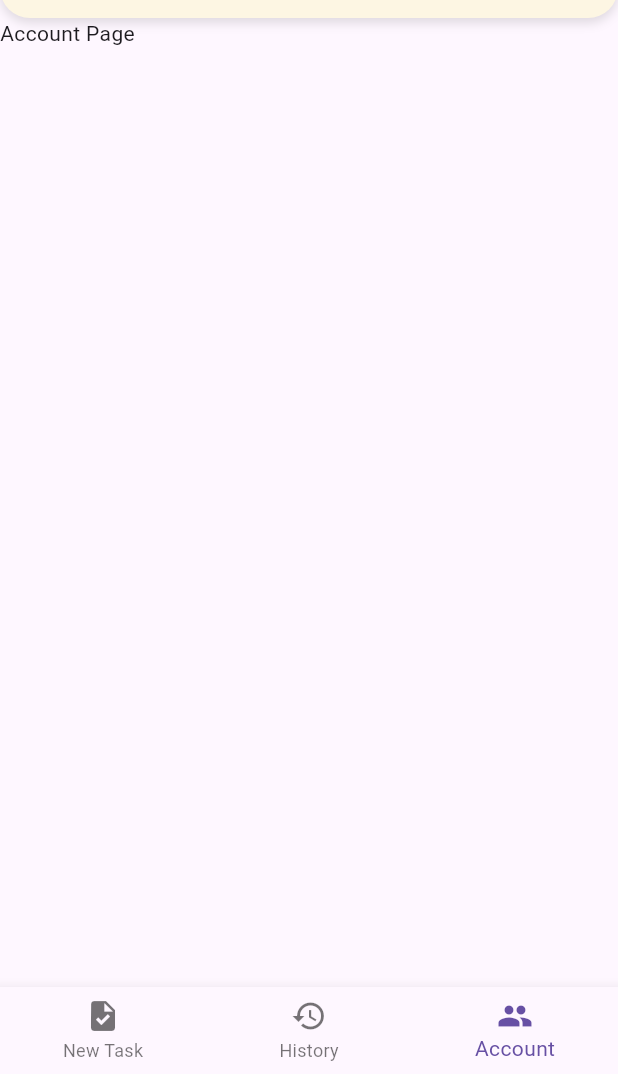
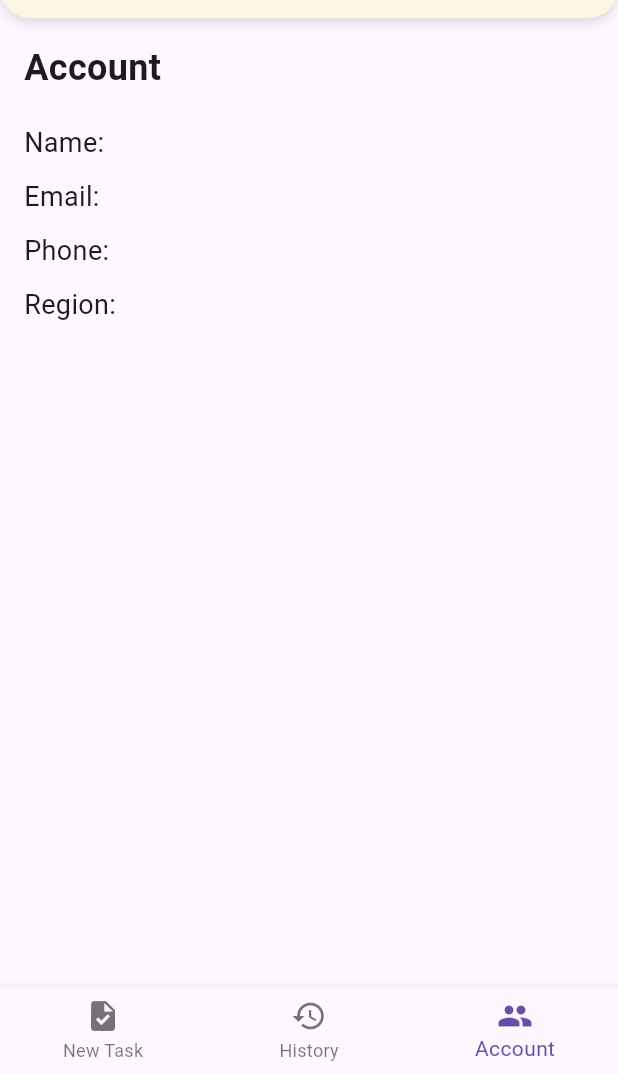
Before and after one commit to gavindloka/Annora, a Flutter app: the MainPage screen opened directly with empty values, item 3 of the bottom bar chosen, on a phone screen of 412 x 824 dp, the part 162-1236 px from its top. Run offline on Flutter 3.47's test engine with Material 3 defaults, Android fonts, the phone set to English and light mode, and no system bars; our stand-ins replace flutter_dotenv.

Commit message:
feat: account page

```diff
--- a/lib/views/account_page.dart
+++ b/lib/views/account_page.dart
@@ -1,7 +1,17 @@
 import 'package:flutter/material.dart';
 
 class AccountPage extends StatefulWidget {
-  const AccountPage({super.key});
+  final String username;
+  final String email;
+  final String phone;
+  final String regional;
+  const AccountPage({
+    super.key,
+    required this.username,
+    required this.email,
+    required this.phone,
+    required this.regional,
+  });
 
   @override
   State<AccountPage> createState() => _AccountPageState();
@@ -11,7 +21,26 @@ class _AccountPageState extends State<AccountPage> {
   @override
   Widget build(BuildContext context) {
     return Scaffold(
-      body: Text("Account Page"),
+      body: Padding(
+        padding: const EdgeInsets.all(16.0),
+        child: Column(
+          crossAxisAlignment: CrossAxisAlignment.start,
+          children: [
+            Text(
+              'Account',
+              style: TextStyle(fontSize: 24, fontWeight: FontWeight.bold),
+            ),
+            SizedBox(height: 20),
+            Text("Name: ${widget.username}", style: TextStyle(fontSize: 18)),
+            SizedBox(height: 10),
+            Text("Email: ${widget.email}", style: TextStyle(fontSize: 18)),
+            SizedBox(height: 10),
+            Text("Phone: ${widget.phone}", style: TextStyle(fontSize: 18)),
+            SizedBox(height: 10),
+            Text("Region: ${widget.regional}", style: TextStyle(fontSize: 18)),
+          ],
+        ),
+      ),
     );
   }
 }
--- a/lib/views/login_page.dart
+++ b/lib/views/login_page.dart
@@ -28,10 +28,13 @@ class _LoginPageState extends State<LoginPage> {
     if (result['success']) {
       print(result['data']);
       String username = result['data'].name;
+      String email = result['data'].email;
+      String phone = result['data'].phone;
+      String regional = result['data'].region;
       Navigator.pushReplacement(
         context,
         MaterialPageRoute(
-          builder: (context) => MainPage(username: username,),
+          builder: (context) => MainPage(username: username, email: email, phone:phone, regional: regional),
         ),
       );
     } else {
--- a/lib/views/main_page.dart
+++ b/lib/views/main_page.dart
@@ -6,20 +6,39 @@ import 'package:flutter/material.dart';
 
 class MainPage extends StatefulWidget {
   final String username;
-  const MainPage({super.key, required this.username});
+  final String email;
+  final String phone;
+  final String regional;
+  const MainPage({
+    super.key,
+    required this.username,
+    required this.email,
+    required this.phone,
+    required this.regional,
+  });
 
   @override
   State<MainPage> createState() => _MainPageState();
 }
 
 class _MainPageState extends State<MainPage> {
-  final List<Widget> pages = [
-    const NewTaskPage(),
-    const HistoryTaskPage(),
-    const AccountPage(),
-  ];
+  int selectedIndex = 0;
+  late List<Widget> pages;
 
-  int selectedIndex = 0;
+  @override
+  void initState() {
+    super.initState();
+    pages = [
+      const NewTaskPage(),
+      const HistoryTaskPage(),
+      AccountPage(
+        username: widget.username,
+        email: widget.email,
+        phone: widget.phone,
+        regional: widget.regional,
+      ),
+    ];
+  }
   void _onItemTapped(int index) {
     setState(() {
       selectedIndex = index;
--- a/lib/views/new_task_page.dart
+++ b/lib/views/new_task_page.dart
@@ -19,15 +19,9 @@ class _NewTaskPageState extends State<NewTaskPage> {
         child: Column(
           crossAxisAlignment: CrossAxisAlignment.start,
           children: [
-            Padding(
-              padding: EdgeInsets.only(left: 15),
-              child: Text(
-                "New Task",
-                style: const TextStyle(
-                  fontSize: 20,
-                  fontWeight: FontWeight.bold,
-                ),
-              ),
+            Text(
+              "New Task",
+              style: const TextStyle(fontSize: 20, fontWeight: FontWeight.bold),
             ),
             Expanded(
               child: ListView(
```
